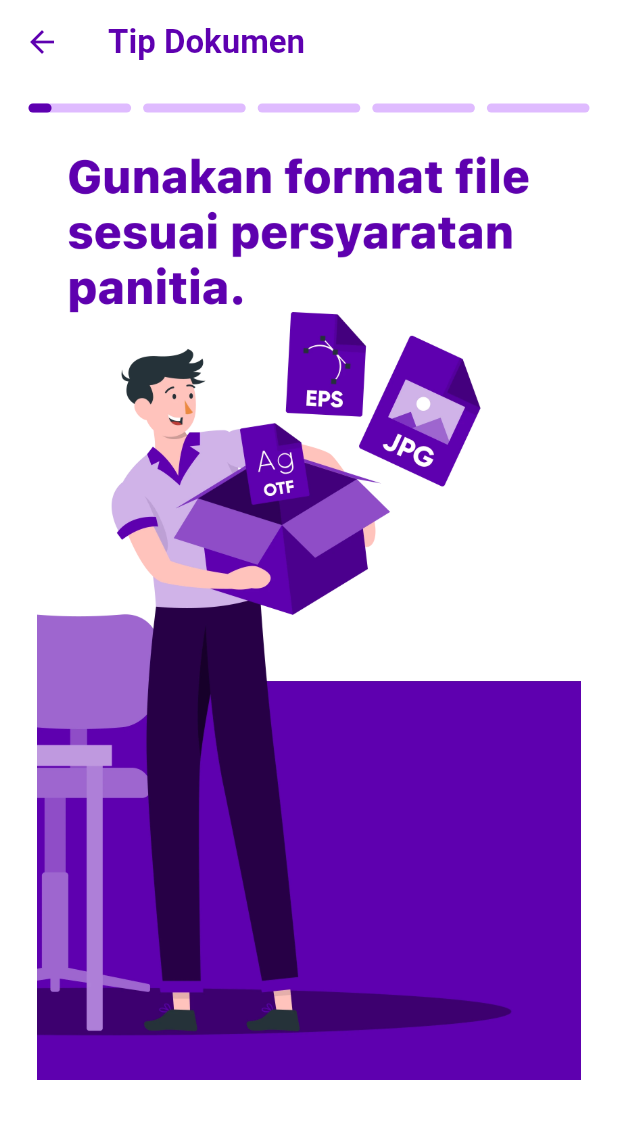
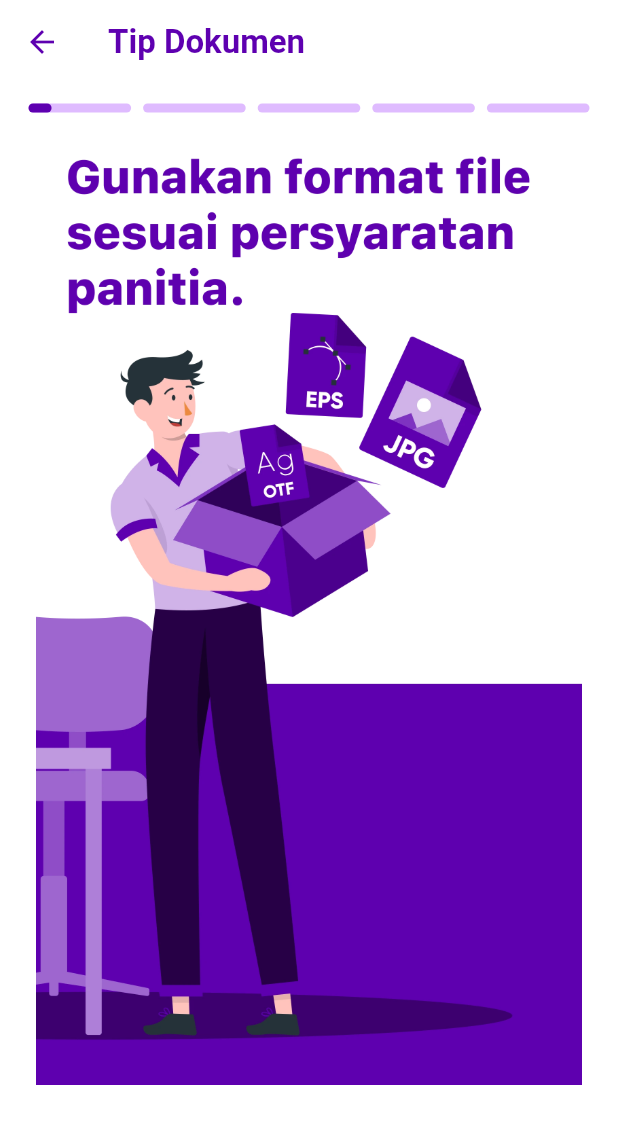
Before and after one commit to fajricpaix/try_out, a Flutter app: the DocumentsView screen opened directly, on a phone screen of 412 x 824 dp. Shown: the top 1124 px of the screen. Run offline on Flutter 3.47's test engine with Material 3 defaults, Android fonts, the phone set to English and light mode, and no system bars; our stand-ins replace firebase_core, firebase_database, google_mobile_ads, shared_preferences; missing offline and left inert: syncfusion_flutter_pdfviewer; accounts and stored records are empty; network calls fail.

Commit message:
height content

```diff
--- a/lib/views/tips/documents.dart
+++ b/lib/views/tips/documents.dart
@@ -100,7 +100,7 @@ class _DocumentsViewState extends State<DocumentsView> {
         ),
       ),
       body: Padding(
-        padding: const EdgeInsets.symmetric(vertical: 12),
+        padding: const EdgeInsets.only(top: 12),
         child: Column(
           children: [
             // Dot Indicators dengan Loading Bar Effect
@@ -137,7 +137,7 @@ class _DocumentsViewState extends State<DocumentsView> {
 
             // Story Slider Container
             Container(
-              height: MediaQuery.of(context).size.height - 203,
+              height: MediaQuery.of(context).size.height - 200,
               margin: const EdgeInsets.only(top: 24),
               child: PageView.builder(
                 controller: _pageController,
@@ -155,7 +155,6 @@ class _DocumentsViewState extends State<DocumentsView> {
                       Expanded(
                         child: Image.asset(
                           _slides[index]['imgUrl'],
-                          width: MediaQuery.of(context).size.width,
                           fit: BoxFit.fitHeight,
                         ),
                       ),
@@ -164,11 +163,6 @@ class _DocumentsViewState extends State<DocumentsView> {
                 },
               ),
             ),
-            const SizedBox(height: 16),
-
-            // Add more content below if needed
-            const SizedBox(height: 24),
-            // Your other widgets can go here
           ],
         ),
       ),
@@ -185,13 +179,10 @@ class _DocumentsViewState extends State<DocumentsView> {
     double fullWidth = (MediaQuery.of(context).size.width / 5) - 14;
 
     if (index < _currentIndex) {
-      // Slide yang sudah selesai - full width
       return fullWidth;
     } else if (index == _currentIndex) {
-      // Slide yang sedang aktif - loading progress
       return fullWidth * _loadingProgress;
     } else {
-      // Slide yang belum aktif - width 0
       return 0;
     }
   }
```
Also changed, not shown: lib/views/tips/tricks.dart (+1 -7 lines).
